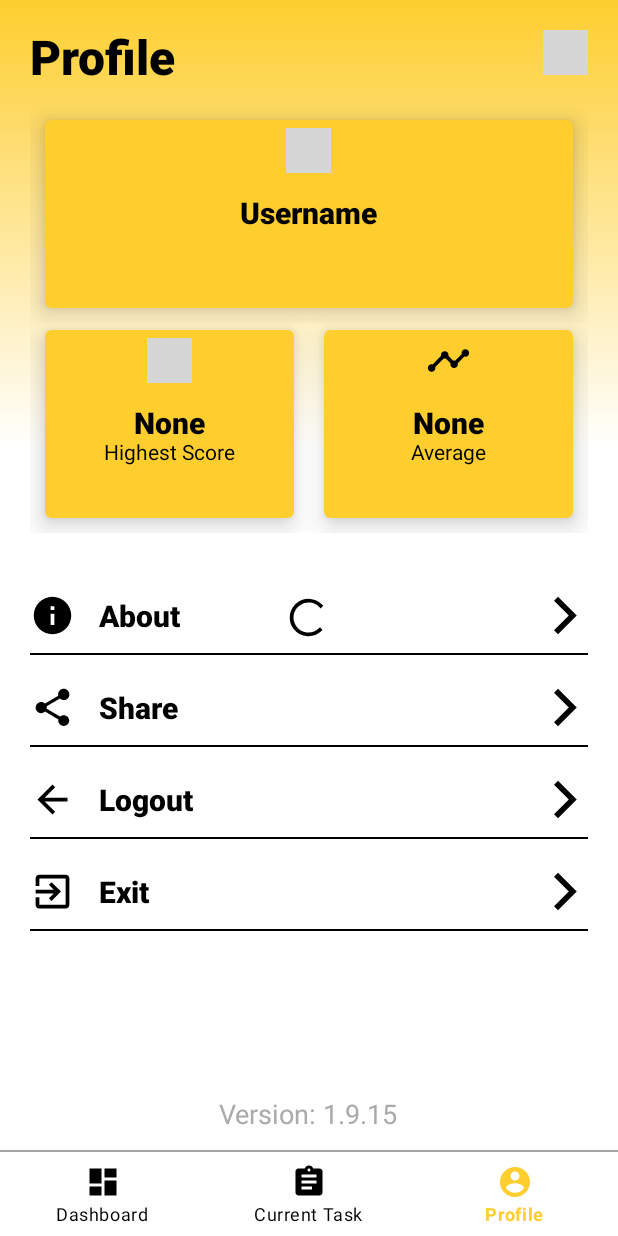
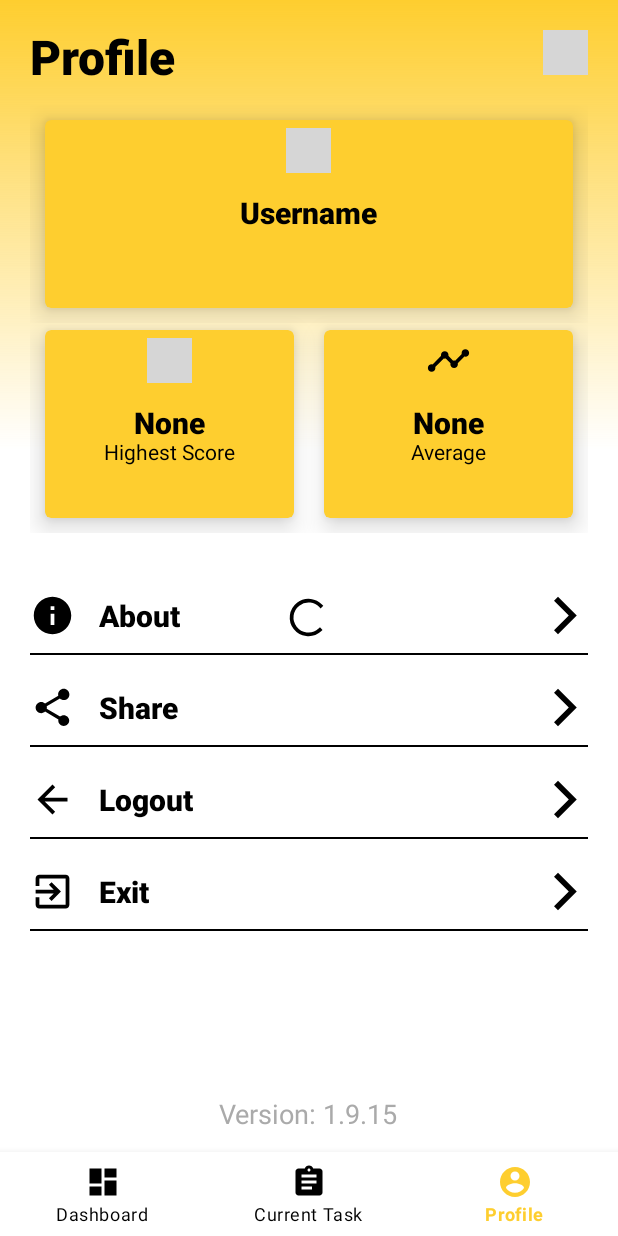
Before and after one commit to renaloyan/educare, an Android app: the Profile screen opened directly, with no data from a screen before it, on a phone screen of 412 x 824 dp. Run offline under Robolectric (Android 15) with nearby library versions, the light colour scheme and no system bars; our stand-ins replace Firebase (no records; nobody signed in at launch, a user with empty details on screens opened directly); grey boxes are pictures that could not be loaded.

Commit message:
added new functions

```diff
--- a/app/src/main/res/layout/activity_profile.xml
+++ b/app/src/main/res/layout/activity_profile.xml
@@ -194,8 +194,9 @@
 
             <RelativeLayout
                 android:id="@+id/about_button"
-                android:background="@drawable/background_ripple"
+                android:background="?android:attr/selectableItemBackground"
                 android:layout_width="match_parent"
+                android:clickable="true"
                 android:layout_height="wrap_content">
 
                 <ImageView
@@ -231,8 +232,9 @@
 
             <RelativeLayout
                 android:id="@+id/share_button"
-                android:background="@drawable/background_ripple"
+                android:background="?android:attr/selectableItemBackground"
                 android:layout_width="match_parent"
+                android:clickable="true"
                 android:layout_marginTop="20dp"
                 android:layout_height="wrap_content">
 
@@ -270,7 +272,8 @@
             <RelativeLayout
                 android:id="@+id/logout_button"
                 android:layout_marginTop="20dp"
-                android:background="@drawable/background_ripple"
+                android:clickable="true"
+                android:background="?android:attr/selectableItemBackground"
                 android:layout_width="match_parent"
                 android:layout_height="wrap_content">
 
@@ -308,7 +311,8 @@
             <RelativeLayout
                 android:id="@+id/exit_button"
                 android:layout_marginTop="20dp"
-                android:background="@drawable/background_ripple"
+                android:clickable="true"
+                android:background="?android:attr/selectableItemBackground"
                 android:layout_width="match_parent"
                 android:layout_height="wrap_content">
 
@@ -358,18 +362,13 @@
         android:layout_marginBottom="70dp"
         android:textSize="18sp" />
 
-    <View
-        android:layout_width="match_parent"
-        android:layout_height="1dp"
-        android:layout_above="@id/bottom_navigation"
-        android:background="@android:color/darker_gray" />
-
     <com.google.android.material.bottomnavigation.BottomNavigationView
         android:id="@+id/bottom_navigation"
         android:layout_width="match_parent"
         android:layout_height="wrap_content"
         android:layout_alignParentBottom="true"
         app:itemIconTint="@drawable/selector"
+        android:elevation="10dp"
         app:itemTextColor="@drawable/selector"
         app:menu="@menu/menu_nav" />
 
```
Also changed, not shown: app/src/main/res/layout/activity_current_task.xml (+1 -6 lines), app/src/main/res/layout/activity_home.xml (+1 -6 lines).
